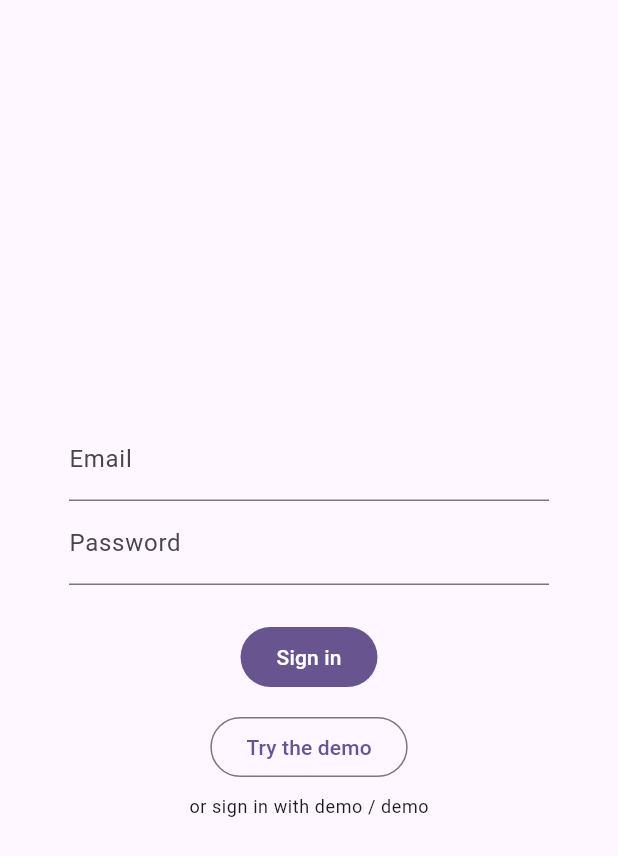
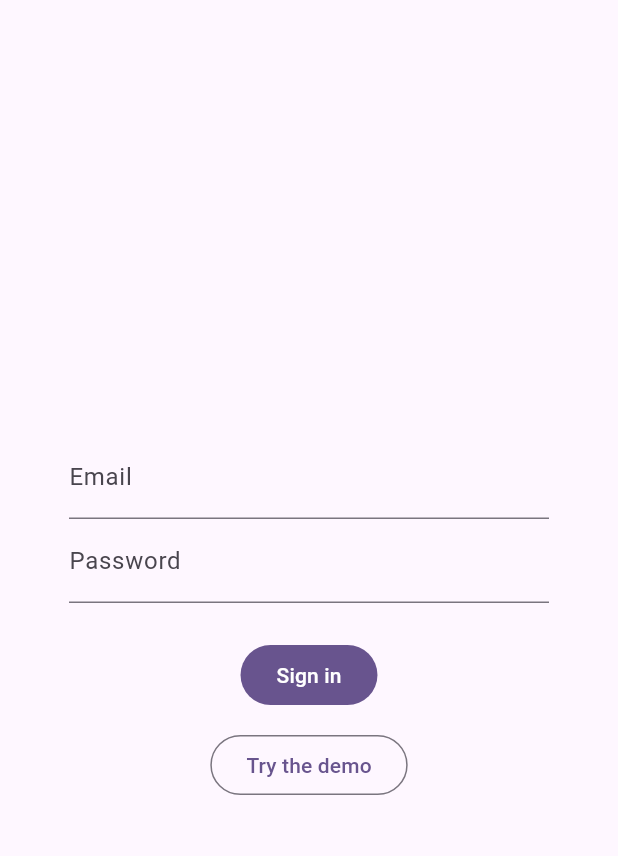
Before and after one commit to donpablitoooooooo/perfect_board, a Flutter app: the screen it shows after launch, on a phone screen of 412 x 824 dp. Shown: the top 856 px of the screen. Run offline on Flutter 3.47's test engine with Material 3 defaults, Android fonts, the phone set to English and light mode, and no system bars; our stand-ins replace cached_network_image, cloud_firestore, file_picker, firebase_auth, firebase_core, firebase_storage and 4 more; missing offline and left inert: file_saver; accounts and stored records are empty; network calls fail.

Commit message:
Esempio: via la scorciatoia demo / demo, resta il bottone Try the demo
Co-Authored-By: Claude Opus 5.5 <noreply@anthropic.com>
Claude-Session: https://claude.ai/code/session_01NZvUcy2m5PE7kJJKujmKAw

```diff
--- a/example/lib/main.dart
+++ b/example/lib/main.dart
@@ -145,11 +145,6 @@ class _LoginPageState extends State<_LoginPage> {
   String? _error;
 
   Future<void> _signIn() async {
-    // "demo" / "demo" è la stessa cosa del bottone.
-    if (_email.text.trim().toLowerCase() == 'demo' &&
-        _password.text == 'demo') {
-      return _tryDemo();
-    }
     setState(() => _error = null);
     try {
       await FirebaseAuth.instance.signInWithEmailAndPassword(
@@ -198,11 +193,6 @@ class _LoginPageState extends State<_LoginPage> {
               OutlinedButton(
                 onPressed: _tryDemo,
                 child: const Text('Try the demo'),
-              ),
-              const SizedBox(height: 8),
-              Text(
-                'or sign in with demo / demo',
-                style: Theme.of(context).textTheme.bodySmall,
               ),
               if (_error != null) ...[
                 const SizedBox(height: 16),
```
Also changed, not shown: 3 other files.
